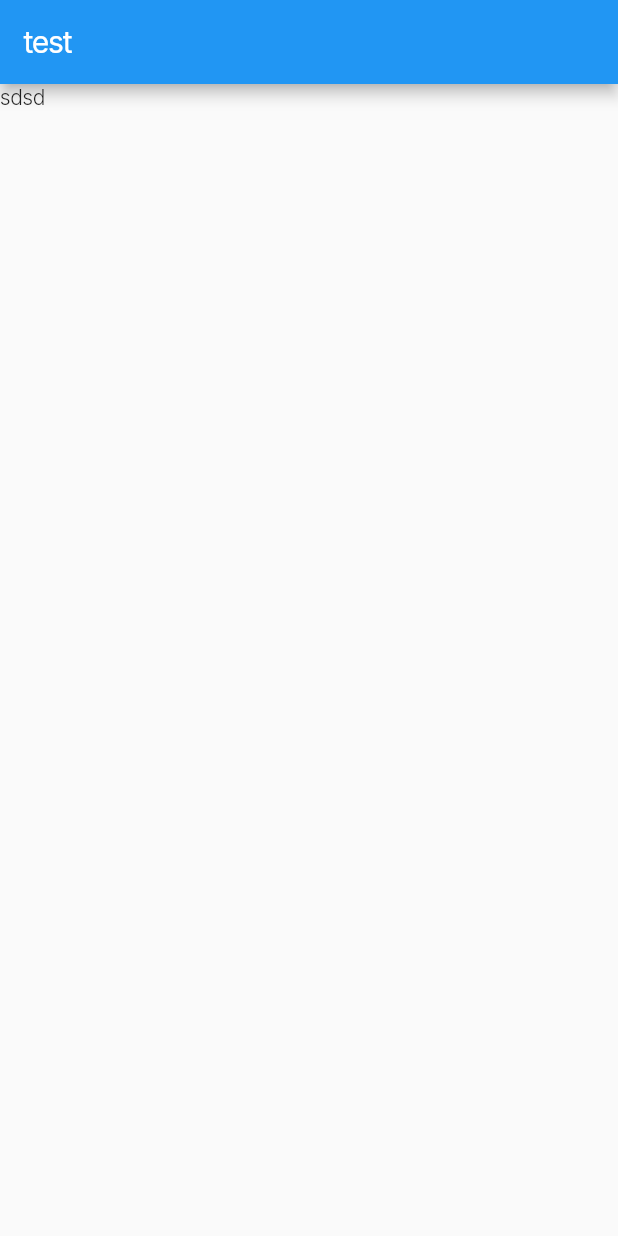
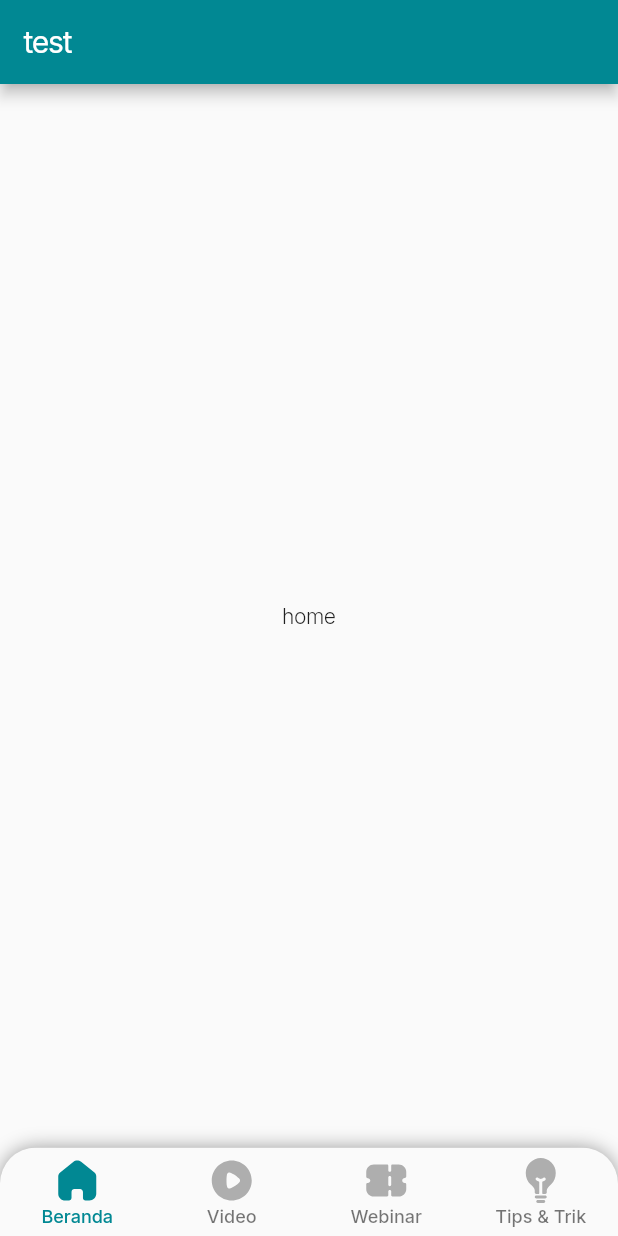
Before and after one commit to muhamadirwan99/UnityDisleksiaPlatform, a Flutter app: the screen it shows after launch, on a phone screen of 412 x 824 dp. Run offline on Flutter 3.47's test engine with Material 2 defaults, Android fonts, the light colour scheme and no system bars; our stand-ins replace flutter_svg, google_fonts.

Commit message:
Add bottomnavbar

```diff
--- a/lib/common/style.dart
+++ b/lib/common/style.dart
@@ -1,12 +1,11 @@
 import 'package:flutter/material.dart';
 import 'package:google_fonts/google_fonts.dart';
 
-final TextTheme myTextTheme =  TextTheme(
+final TextTheme myTextTheme = TextTheme(
   headline1: GoogleFonts.inter(
     fontSize: 36,
     fontWeight: FontWeight.w600,
     letterSpacing: -1.1,
-
   ),
   headline2: GoogleFonts.inter(
     fontSize: 36,
@@ -24,50 +23,23 @@ final TextTheme myTextTheme =  TextTheme(
     letterSpacing: -1,
   ),
   headline5: GoogleFonts.inter(
-    fontSize: 20,
-    fontWeight: FontWeight.w600,
-    letterSpacing: -0.8
-  ),
+      fontSize: 20, fontWeight: FontWeight.w600, letterSpacing: -0.8),
   headline6: GoogleFonts.inter(
-    fontSize: 20,
-    fontWeight: FontWeight.w400,
-    letterSpacing: -0.8
-  ),
+      fontSize: 20, fontWeight: FontWeight.w400, letterSpacing: -0.8),
   subtitle1: GoogleFonts.inter(
-    fontSize: 16,
-    fontWeight: FontWeight.w500,
-    letterSpacing: -0.5
-  ),
+      fontSize: 16, fontWeight: FontWeight.w500, letterSpacing: -0.5),
   subtitle2: GoogleFonts.inter(
-    fontSize: 14,
-    fontWeight: FontWeight.w500,
-    letterSpacing: -0.3
-  ),
+      fontSize: 12, fontWeight: FontWeight.w500, letterSpacing: 0),
   bodyText1: GoogleFonts.inter(
-    fontSize: 16,
-    fontWeight: FontWeight.w300,
-    letterSpacing: -0.5
-  ),
+      fontSize: 16, fontWeight: FontWeight.w300, letterSpacing: -0.5),
   bodyText2: GoogleFonts.inter(
-    fontSize: 14,
-    fontWeight: FontWeight.w300,
-    letterSpacing: -0.3
-  ),
+      fontSize: 14, fontWeight: FontWeight.w300, letterSpacing: -0.3),
   button: GoogleFonts.inter(
-    fontSize: 14,
-    fontWeight: FontWeight.w500,
-    letterSpacing: 1.25
-  ),
+      fontSize: 14, fontWeight: FontWeight.w500, letterSpacing: 1.25),
   caption: GoogleFonts.inter(
-    fontSize: 12,
-    fontWeight: FontWeight.w400,
-    letterSpacing: 0.4
-  ),
+      fontSize: 12, fontWeight: FontWeight.w400, letterSpacing: 0.4),
   overline: GoogleFonts.inter(
-    fontSize: 10,
-    fontWeight: FontWeight.w400,
-    letterSpacing: 1.5
-  ),
+      fontSize: 10, fontWeight: FontWeight.w400, letterSpacing: 1.5),
 );
 
 // Red Pallete
--- a/lib/main.dart
+++ b/lib/main.dart
@@ -1,5 +1,6 @@
 import 'package:flutter/material.dart';
 import 'package:unity_disleksia_platform/common/style.dart';
+import 'package:unity_disleksia_platform/pages/menu_page.dart';
 
 void main() {
   runApp(const MyApp());
@@ -14,14 +15,17 @@ class MyApp extends StatelessWidget {
     return MaterialApp(
       title: 'Unity Disleksia Platform',
       theme: ThemeData(
-        primarySwatch: Colors.blue,
+        primaryColor: blue500,
+        colorScheme: ColorScheme.fromSwatch().copyWith(secondary: neutral100),
+        appBarTheme: const AppBarTheme(
+          backgroundColor: blue500,
+        ),
         textTheme: myTextTheme,
       ),
-      home: Scaffold(
-        appBar: AppBar(
-          title: const Text("test"),
-        ),
-        body: Column(children: [Text("sdsd")],)),
+      initialRoute: MenuPage.routeName,
+      routes: {
+        MenuPage.routeName: (context) => const MenuPage(),
+      },
     );
   }
 }
--- /dev/null
+++ b/lib/pages/menu_page.dart
@@ -0,0 +1,96 @@
+import 'package:flutter/material.dart';
+import 'package:unity_disleksia_platform/common/style.dart';
+import 'package:flutter_svg/flutter_svg.dart';
+
+class MenuPage extends StatefulWidget {
+  static const routeName = '/menuPage';
+  const MenuPage({Key? key}) : super(key: key);
+
+  @override
+  State<MenuPage> createState() => _MenuPageState();
+}
+
+class _MenuPageState extends State<MenuPage> {
+  int currentIndex = 0;
+  @override
+  Widget build(BuildContext context) {
+    return Scaffold(
+      appBar: AppBar(
+        title: Text("test"),
+      ),
+      body: Center(
+        child: Text("home"),
+      ),
+      bottomNavigationBar: Container(
+        decoration: const BoxDecoration(
+          borderRadius: BorderRadius.only(
+              topRight: Radius.circular(24), topLeft: Radius.circular(24)),
+          boxShadow: [
+            BoxShadow(color: Colors.black38, spreadRadius: 0, blurRadius: 10),
+          ],
+        ),
+        child: ClipRRect(
+          borderRadius: const BorderRadius.only(
+            topLeft: Radius.circular(24.0),
+            topRight: Radius.circular(24.0),
+          ),
+          child: BottomNavigationBar(
+            type: BottomNavigationBarType.fixed,
+            currentIndex: currentIndex,
+            onTap: (index) => setState(() => currentIndex = index),
+            selectedLabelStyle: myTextTheme.subtitle2,
+            unselectedLabelStyle: myTextTheme.subtitle2,
+            selectedItemColor: blue500,
+            items: [
+              BottomNavigationBarItem(
+                icon: SvgPicture.asset(
+                  "assets/icons/home.svg",
+                  color: neutral400,
+                ),
+                activeIcon: SvgPicture.asset(
+                  "assets/icons/home.svg",
+                  color: blue500,
+                ),
+                label: "Beranda",
+                backgroundColor: neutral400,
+              ),
+              BottomNavigationBarItem(
+                icon: SvgPicture.asset(
+                  "assets/icons/video.svg",
+                  color: neutral400,
+                ),
+                activeIcon: SvgPicture.asset(
+                  "assets/icons/video.svg",
+                  color: blue500,
+                ),
+                label: 'Video',
+              ),
+              BottomNavigationBarItem(
+                icon: SvgPicture.asset(
+                  "assets/icons/webinar.svg",
+                  color: neutral400,
+                ),
+                activeIcon: SvgPicture.asset(
+                  "assets/icons/webinar.svg",
+                  color: blue500,
+                ),
+                label: 'Webinar',
+              ),
+              BottomNavigationBarItem(
+                icon: SvgPicture.asset(
+                  "assets/icons/tips.svg",
+                  color: neutral400,
+                ),
+                activeIcon: SvgPicture.asset(
+                  "assets/icons/tips.svg",
+                  color: blue500,
+                ),
+                label: 'Tips & Trik',
+              ),
+            ],
+          ),
+        ),
+      ),
+    );
+  }
+}
--- a/pubspec.yaml
+++ b/pubspec.yaml
@@ -34,6 +34,7 @@ dependencies:
   # Use with the CupertinoIcons class for iOS style icons.
   cupertino_icons: ^1.0.2
   google_fonts: 2.2.0
+  flutter_svg: 1.0.3
 
 dev_dependencies:
   flutter_test:
@@ -57,7 +58,9 @@ flutter:
   uses-material-design: true
 
   # To add assets to your application, add an assets section, like this:
-  # assets:
+  assets:
+    - assets/
+    - assets/icons/
   #   - images/a_dot_burr.jpeg
   #   - images/a_dot_ham.jpeg
 
```
Also changed, not shown: assets/icons/home.svg (added), assets/icons/tips.svg (added), assets/icons/video.svg (added), assets/icons/webinar.svg (added), pubspec.lock.
